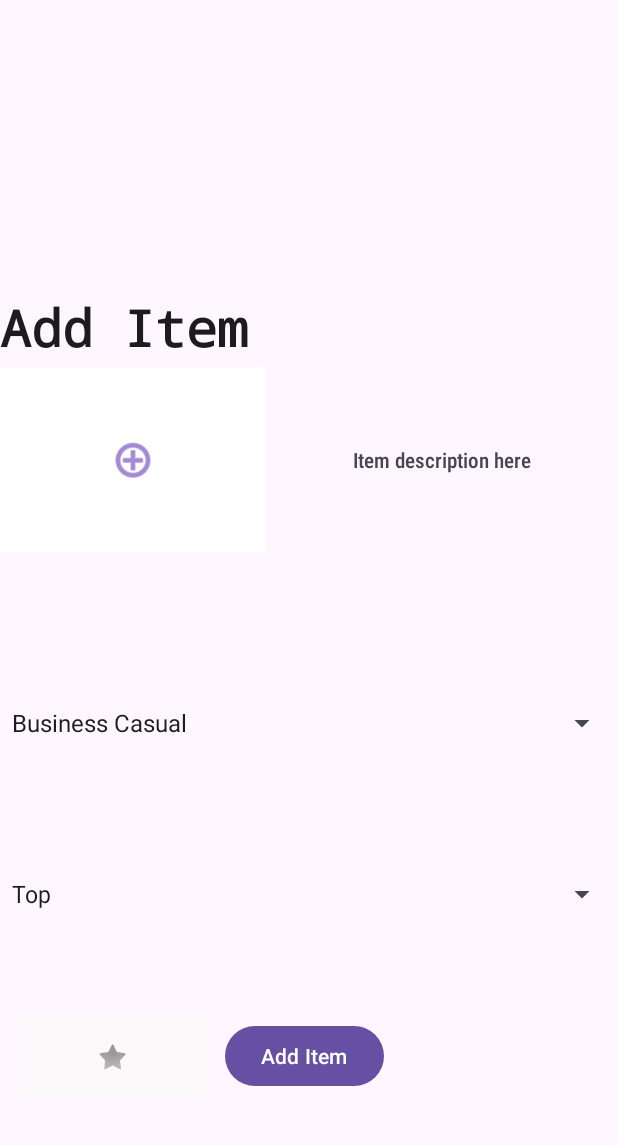
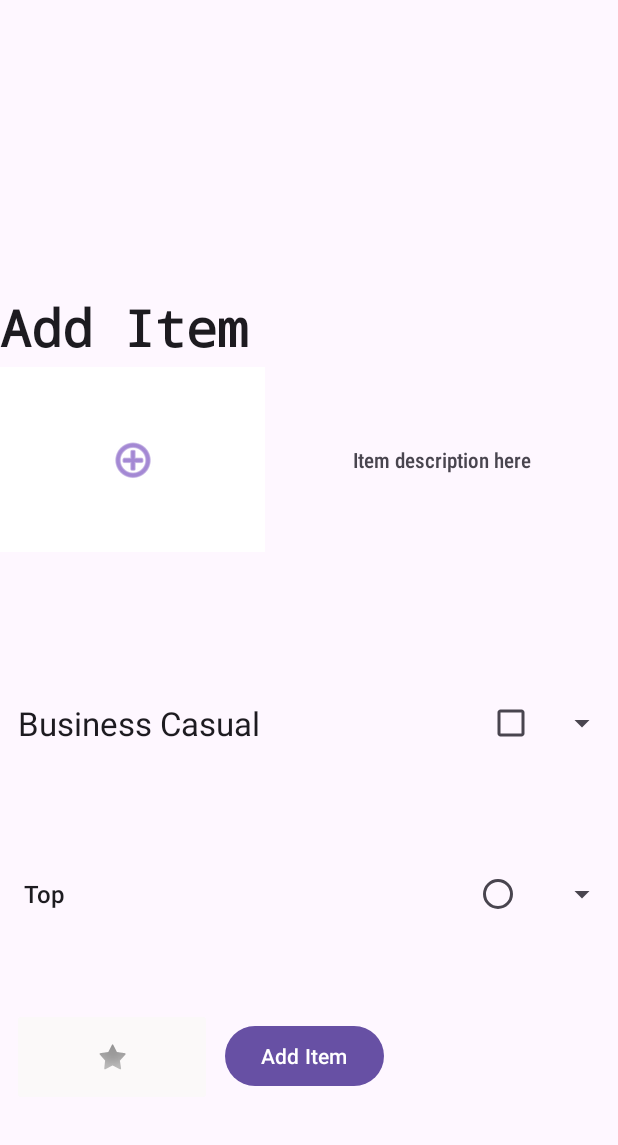
Before and after one commit to jkanderson1/MyClosetApp, an Android app: the AddItem screen opened directly, with no data from a screen before it, on a phone screen of 412 x 824 dp, the part 61-1206 px from its top. Run offline under Robolectric (Android 15) with nearby library versions, the phone set to English and light mode, and no system bars.

Commit message:
Created Add items branch

```diff
--- a/app/src/main/java/com/example/mycloset/AddItem.java
+++ b/app/src/main/java/com/example/mycloset/AddItem.java
@@ -3,10 +3,15 @@ package com.example.mycloset;
 import androidx.appcompat.app.AppCompatActivity;
 
 import android.os.Bundle;
+import android.view.View;
+import android.widget.AdapterView;
 import android.widget.ArrayAdapter;
 import android.widget.Spinner;
 
+import java.lang.reflect.Array;
+
 public class AddItem extends AppCompatActivity {
+
 
     @Override
     protected void onCreate(Bundle savedInstanceState) {
@@ -14,12 +19,34 @@ public class AddItem extends AppCompatActivity {
         setContentView(R.layout.activity_add_item);
 
         // initializes a dropdown of clothing styles
-        Spinner stylesSpinner = findViewById(R.id.StyleSpinner);
+        Spinner styleSpinner = findViewById(R.id.StyleDropdown);
         ArrayAdapter<CharSequence> styleAdapter=
                 ArrayAdapter.createFromResource(this,
                         R.array.ClothingStyles,
-                        android.R.layout.simple_spinner_item);
-        styleAdapter.setDropDownViewResource(android.R.layout.simple_spinner_item);
-        stylesSpinner.setAdapter(styleAdapter);
+                        android.R.layout.select_dialog_multichoice);
+        styleAdapter.setDropDownViewResource(android.R.layout.select_dialog_multichoice);
+        styleSpinner.setAdapter(styleAdapter);
+
+
+        // initializes dropdown of Clothing type (top, bottom, or shoe)
+        Spinner typeSpinner = findViewById(R.id.TypeDropdown);
+        ArrayAdapter<CharSequence> typeAdapter =
+                ArrayAdapter.createFromResource(this,
+                        R.array.ClothingType,
+                        android.R.layout.simple_list_item_single_choice);
+        typeAdapter.setDropDownViewResource(android.R.layout.simple_list_item_single_choice);
+        typeSpinner.setAdapter(typeAdapter);
+        typeSpinner.setOnItemSelectedListener(new AdapterView.OnItemSelectedListener() {
+            @Override
+            public void onItemSelected(AdapterView<?> parent, View view, int position, long id) {
+                String item = parent.getItemAtPosition(position).toString();
+            }
+
+            @Override
+            public void onNothingSelected(AdapterView<?> parent) {
+
+            }
+        });
     }
+
 }
--- a/app/src/main/res/layout/activity_add_item.xml
+++ b/app/src/main/res/layout/activity_add_item.xml
@@ -66,8 +66,7 @@
             <Spinner
                 android:id="@+id/StyleDropdown"
                 android:layout_width="match_parent"
-                android:layout_height="60dp"
-                android:entries="@array/ClothingStyles" />
+                android:layout_height="60dp" />
 
             <Space
                 android:layout_width="match_parent"
```
